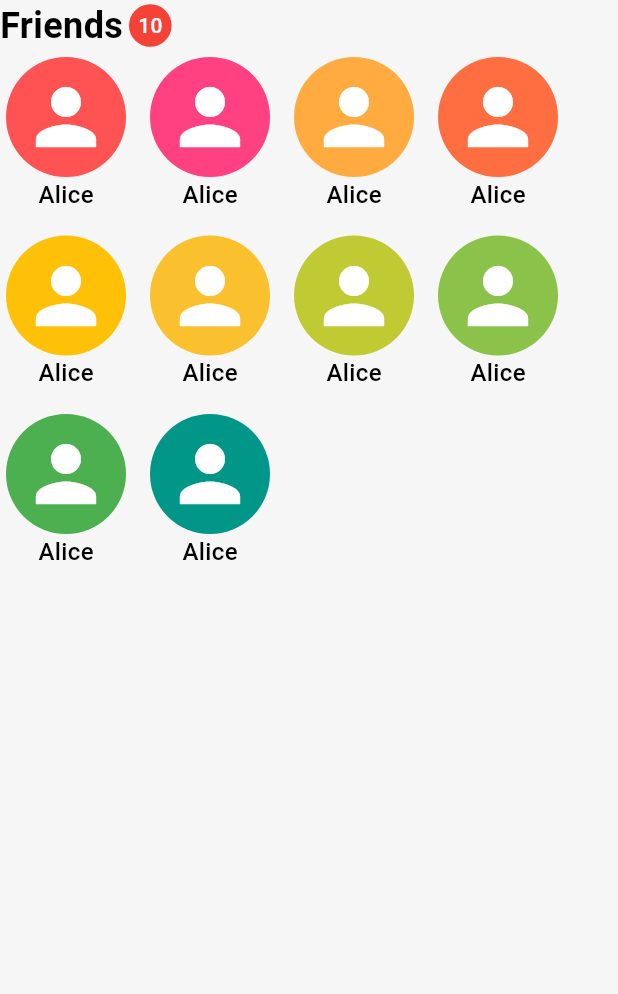
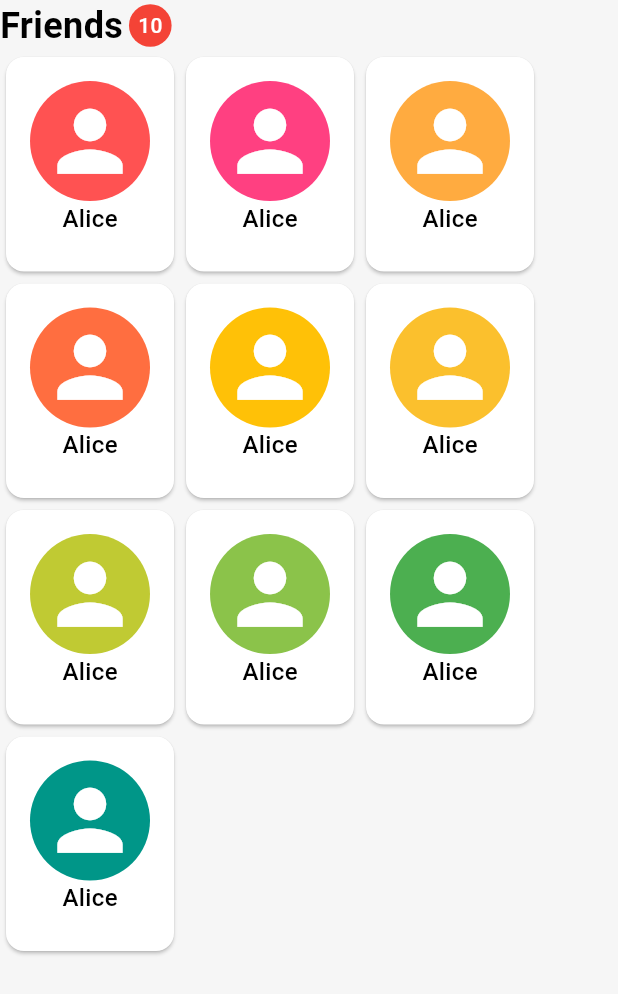
Before and after one commit to lazroProgrammer/line, a Flutter app: the FriendsWidget widget shown alone on an empty page, opened directly, on a phone screen of 412 x 824 dp. Shown: the top 994 px of the screen. Run offline on Flutter 3.47's test engine with Material 3 defaults, Android fonts, the phone set to English and light mode, and no system bars; our stand-ins replace cloud_firestore, connectivity_plus, email_validator, firebase_auth, firebase_core, fluttertoast and 4 more; accounts and stored records are empty; generated files the repository leaves out were written again.

Commit message:
small changes on UI + refactoring

```diff
--- a/lib/theme/app_theme.dart
+++ b/lib/theme/app_theme.dart
@@ -131,25 +131,32 @@ class AppTheme {
     ),
     // fontFamily: fontFamily,
   );
-
   static ThemeData darkTheme = ThemeData(
     brightness: Brightness.dark,
     primaryColor: adjustBrightness(primaryColor, isDarkMode: true),
-    scaffoldBackgroundColor: Color(0xFF121212),
+    scaffoldBackgroundColor: const Color(0xFF121212),
     colorScheme: ColorScheme.dark(
       primary: adjustBrightness(primaryColor, isDarkMode: true),
       secondary: adjustBrightness(secondaryColor, isDarkMode: true),
-      surface: Color(0xFF1E1E1E),
+      surface: const Color(0xFF1E1E1E),
       error: errorColor,
+      onPrimary: Colors.white,
+      onSecondary: Colors.white,
+      onSurface: Colors.white,
     ),
-    appBarTheme: AppBarTheme(
-      titleTextStyle: TextStyle(fontWeight: FontWeight.bold, fontSize: 24),
+    iconTheme: const IconThemeData(color: Colors.white),
+    appBarTheme: const AppBarTheme(
+      iconTheme: IconThemeData(color: Colors.white),
+      titleTextStyle: TextStyle(
+        fontWeight: FontWeight.bold,
+        fontSize: 24,
+        color: Colors.white,
+      ),
     ),
     textTheme: const TextTheme(
       headlineLarge: headline1d,
       bodyLarge: bodyText1d,
       labelLarge: captiond,
     ),
-    // fontFamily: fontFamily,
   );
 }
--- a/lib/widgets/data/Friend_widget.dart
+++ b/lib/widgets/data/Friend_widget.dart
@@ -13,14 +13,17 @@ class FriendWidget extends StatelessWidget {
   final String email;
   @override
   Widget build(BuildContext context) {
-    return Padding(
-      padding: EdgeInsets.all(4.0),
+    return Card(
+      // margin: EdgeInsets.symmetric(vertical: 6),
+      // elevation: 3,
+      child: Padding(
+        padding: const EdgeInsets.fromLTRB(16, 16, 16, 24),
         child: Column(
           children: [
             CircleAvatar(
               backgroundColor: color,
               radius: 40,
-            child: Icon(Icons.person, size: 60),
+              child: Icon(Icons.person, size: 65),
             ),
             Text(
               name,
@@ -28,6 +31,7 @@ class FriendWidget extends StatelessWidget {
             ),
           ],
         ),
+      ),
     );
   }
 }
--- a/lib/widgets/data/friends_widget.dart
+++ b/lib/widgets/data/friends_widget.dart
@@ -34,8 +34,8 @@ class FriendsWidget extends StatelessWidget {
           ],
         ),
         Wrap(
-          spacing: 8.0,
-          runSpacing: 8.0,
+          spacing: 0.0,
+          runSpacing: 0.0,
           children: List.generate(
             10,
             (index) => FriendWidget(
```
Also changed, not shown: lib/generic_fonctions.dart (added, +10 -0 lines), lib/pages/main/main_page.dart (+3 -17 lines), lib/pages/main/me_page.dart (+4 -15 lines), lib/widgets/data/inbox_widget.dart (+2 -7 lines), lib/widgets/search_widget.dart (+15 -11 lines). Lines whose indentation alone changed are shown as unchanged.
